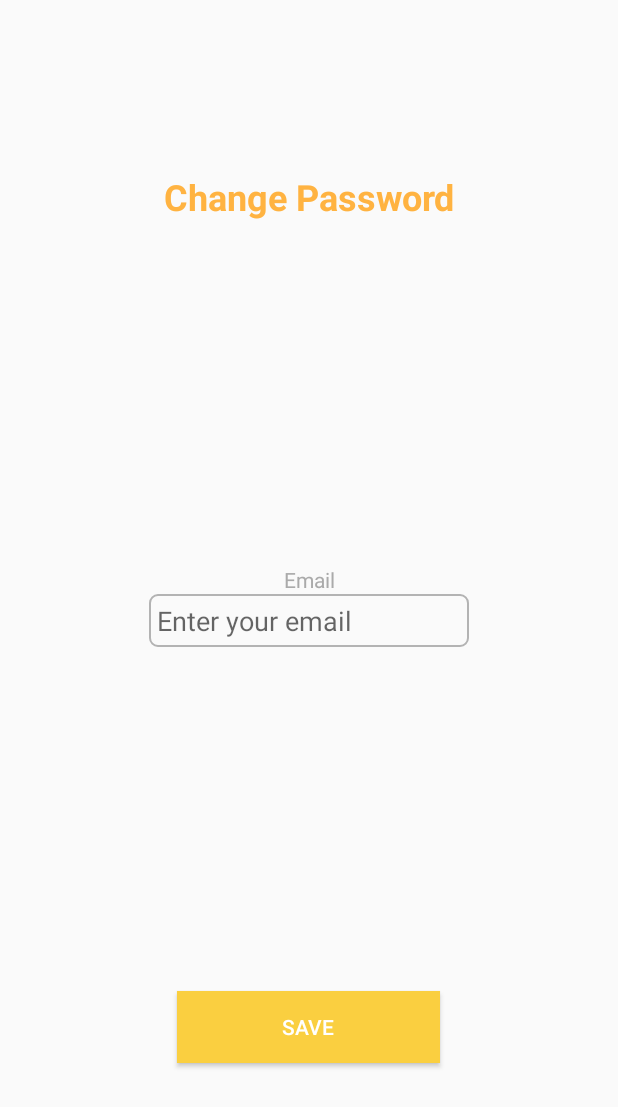
After one commit to elba98/T2, an Android app: the SettingsPasswordActivity screen opened directly, with no data from a screen before it, on a phone screen of 412 x 824 dp. The commit adds this screen. Shown: the top 1107 px of the screen. Run offline under Robolectric (Android 15) with nearby library versions, the phone set to English and light mode, and no system bars; our stand-ins replace Firebase (no records; nobody signed in at launch, a user with empty details on screens opened directly).

Commit message:
Implementing settings.

```diff
--- a/app/src/main/AndroidManifest.xml
+++ b/app/src/main/AndroidManifest.xml
@@ -31,6 +31,8 @@
         <activity android:name=".TutorProfileActivity"></activity>
         <activity android:name=".ChatRoomActivity"></activity>
         <activity android:name=".MessageActivity"></activity>
+        <activity android:name=".SettingsUserActivity"></activity>
+        <activity android:name=".SettingsPasswordActivity"></activity>
     </application>
 
 </manifest>
--- /dev/null
+++ b/app/src/main/java/com/cp317/t2/t2/SettingsPasswordActivity.java
@@ -0,0 +1,92 @@
+package com.cp317.t2.t2;
+
+import android.app.ProgressDialog;
+import android.content.Intent;
+import android.os.Bundle;
+import android.support.annotation.NonNull;
+import android.support.v7.app.AppCompatActivity;
+import android.text.TextUtils;
+import android.util.Log;
+import android.view.View;
+import android.widget.Button;
+import android.widget.EditText;
+import android.widget.Toast;
+
+import com.google.android.gms.tasks.OnCompleteListener;
+import com.google.android.gms.tasks.Task;
+import com.google.firebase.auth.FirebaseAuth;
+
+public class SettingsPasswordActivity extends AppCompatActivity {
+    Button send_button;
+    EditText email_editText;
+    private ProgressDialog progressDialog;
+    private FirebaseAuth auth;
+
+    @Override
+    protected void onCreate(Bundle savedInstanceState) {
+        super.onCreate(savedInstanceState);
+        setContentView(R.layout.activity_settings_password);
+
+        send_button = (Button) findViewById(R.id.send_button);
+        email_editText = (EditText) findViewById(R.id.email_editText);
+        progressDialog = new ProgressDialog(this);
+        auth = FirebaseAuth.getInstance();
+
+        send_button.setOnClickListener(new View.OnClickListener() {
+            @Override
+            public void onClick(View view) {
+                changePassword();
+            }
+        });
+    }
+
+    private void changePassword() {
+        String email = email_editText.getText().toString().trim();
+
+        if (TextUtils.isEmpty(email)) {
+            Toast.makeText(getApplicationContext(), "Enter your registered email id", Toast.LENGTH_SHORT).show();
+            return;
+        } else if (!email.matches("^\\w+@[a-zA-Z_]+?\\.[a-zA-Z]{2,3}$")) {
+            Toast.makeText(getApplicationContext(), "Email invalid, please fix your email.", Toast.LENGTH_SHORT).show();
+            return;
+        }
+
+        progressDialog.setMessage("Sending Email...");
+        progressDialog.show();
+
+        auth.sendPasswordResetEmail(email)
+                .addOnCompleteListener(new OnCompleteListener<Void>() {
+                    @Override
+                    public void onComplete(@NonNull Task<Void> task) {
+                        if (task.isSuccessful()) {
+                            Intent intent = new Intent(SettingsPasswordActivity.this, SettingsUserActivity.class);
+                            startActivity(intent);
+                        } else {
+                            progressDialog.hide();
+                            Toast.makeText(SettingsPasswordActivity.this, "Failed to send reset email!", Toast.LENGTH_SHORT).show();
+                        }
+                    }
+                });
+
+//        auth.sendPasswordResetEmail(email).addOnCompleteListener(new OnCompleteListener<Void>() {
+//                    @Override
+//                    public void onComplete(@NonNull Task<Void> task) {
+//                        if (task.isSuccessful()) {
+//                            Toast.makeText(SettingsPasswordActivity.this, "We have sent you instructions to reset your password!", Toast.LENGTH_SHORT).show();
+////                            try {
+////                                wait(10);
+////                            } catch (Exception e){
+////                                System.out.println(e);
+////                            }
+//                            progressDialog.hide();
+//                            Intent intent = new Intent(SettingsPasswordActivity.this, SettingsUserActivity.class);
+//                            startActivity(intent);
+//                        } else {
+//                            progressDialog.hide();
+//                            Toast.makeText(SettingsPasswordActivity.this, "Failed to send reset email!", Toast.LENGTH_SHORT).show();
+//                        }
+//
+//                    }
+//                });
+    }
+}
--- a/app/src/main/res/layout/activity_login.xml
+++ b/app/src/main/res/layout/activity_login.xml
@@ -131,9 +131,10 @@
                 android:layout_height="wrap_content"
                 android:layout_gravity="center"
                 android:background="@color/t2_orange_dark"
-                android:backgroundTint="@color/t2_orange_light"
+                android:backgroundTint="@color/t2_yellow"
                 android:gravity="center_vertical|center"
-                android:text="@string/login" />
+                android:text="@string/login"
+                android:textColor="@android:color/white"/>
         </LinearLayout>
     </ScrollView>
 </LinearLayout>
--- a/app/src/main/res/layout/activity_register.xml
+++ b/app/src/main/res/layout/activity_register.xml
@@ -156,7 +156,7 @@
             android:layout_weight="1"
             android:background="@drawable/edittext_bg"
             android:ems="10"
-            android:inputType="textPersonName" />
+            android:inputType="textPostalAddress" />
     </LinearLayout>
 
     <LinearLayout
@@ -182,7 +182,7 @@
             android:layout_weight="1"
             android:background="@drawable/edittext_bg"
             android:ems="10"
-            android:inputType="textPersonName" />
+            android:inputType="textPassword" />
     </LinearLayout>
 
 
--- a/app/src/main/res/layout/activity_settings_main.xml
+++ b/app/src/main/res/layout/activity_settings_main.xml
@@ -17,7 +17,7 @@
         android:layout_height="100dp" />
 
     <Button
-        android:id="@+id/button"
+        android:id="@+id/userPreferences_button"
         android:layout_width="match_parent"
         android:layout_height="wrap_content"
         android:background="@color/t2_orange_dark"
--- /dev/null
+++ b/app/src/main/res/layout/activity_settings_password.xml
@@ -0,0 +1,70 @@
+<?xml version="1.0" encoding="utf-8"?>
+<android.support.constraint.ConstraintLayout
+    xmlns:android="http://schemas.android.com/apk/res/android" android:layout_width="match_parent"
+    android:layout_height="match_parent">
+
+    <LinearLayout
+        android:layout_width="match_parent"
+        android:layout_height="match_parent"
+        android:orientation="vertical">
+
+        <TextView
+            android:id="@+id/title_textView"
+            android:layout_width="match_parent"
+            android:layout_height="wrap_content"
+            android:layout_weight="1"
+            android:gravity="center"
+            android:text="Change Password"
+            android:textColor="@color/t2_orange_dark"
+            android:textSize="24sp"
+            android:textStyle="bold" />
+
+        <TextView
+            android:id="@+id/currentPassword_textView"
+            android:layout_width="match_parent"
+            android:layout_height="wrap_content"
+            android:layout_weight="0.5"
+            android:gravity="bottom"
+            android:text="Email"
+            android:textAlignment="center"
+            android:textAppearance="@style/TextAppearance.AppCompat"
+            android:textColor="@android:color/darker_gray" />
+
+        <EditText
+            android:id="@+id/email_editText"
+            android:layout_width="wrap_content"
+            android:layout_height="35dp"
+            android:layout_gravity="center"
+            android:layout_weight="0"
+            android:background="@drawable/edittext_bg"
+            android:ems="10"
+            android:gravity="center_vertical"
+            android:hint="Enter your email"
+            android:importantForAutofill="no"
+            android:inputType="textEmailSubject"
+            android:paddingLeft="5dp" />
+
+        <Space
+            android:layout_width="match_parent"
+            android:layout_height="wrap_content"
+            android:layout_weight="1" />
+
+        <Button
+            android:id="@+id/send_button"
+            style="@style/Widget.AppCompat.Button.Colored"
+            android:layout_width="175dp"
+            android:layout_height="wrap_content"
+            android:layout_gravity="center"
+            android:background="@color/t2_orange_dark"
+            android:backgroundTint="@color/t2_yellow"
+            android:gravity="center_vertical|center"
+            android:text="Save"
+            android:textColor="@android:color/white"/>
+
+        <Space
+            android:layout_width="match_parent"
+            android:layout_height="wrap_content"
+            android:layout_weight="0.5" />
+
+    </LinearLayout>
+</android.support.constraint.ConstraintLayout>
--- a/app/src/main/res/layout/activity_settings_user.xml
+++ b/app/src/main/res/layout/activity_settings_user.xml
@@ -136,7 +136,7 @@
                     android:background="@drawable/edittext_bg"
                     android:ems="10"
                     android:importantForAutofill="no"
-                    android:inputType="textPersonName" />
+                    android:inputType="textPostalAddress" />
             </LinearLayout>
 
             <LinearLayout
@@ -164,7 +164,7 @@
                     android:background="@drawable/edittext_bg"
                     android:ems="10"
                     android:importantForAutofill="no"
-                    android:inputType="textPersonName" />
+                    android:inputType="text" />
             </LinearLayout>
 
             <LinearLayout
@@ -192,7 +192,7 @@
                     android:background="@drawable/edittext_bg"
                     android:ems="10"
                     android:importantForAutofill="no"
-                    android:inputType="textPersonName" />
+                    android:inputType="text" />
             </LinearLayout>
 
 
```
Also changed, not shown: app/src/main/java/com/cp317/t2/t2/LoginActivity.java (+2 -8 lines), app/src/main/java/com/cp317/t2/t2/SettingsActivity.java (+9 -2 lines), app/src/main/java/com/cp317/t2/t2/SettingsUserActivity.java (added, +30 -0 lines), app/src/main/res/layout/popup_forgot_password.xml (+20 -6 lines).
